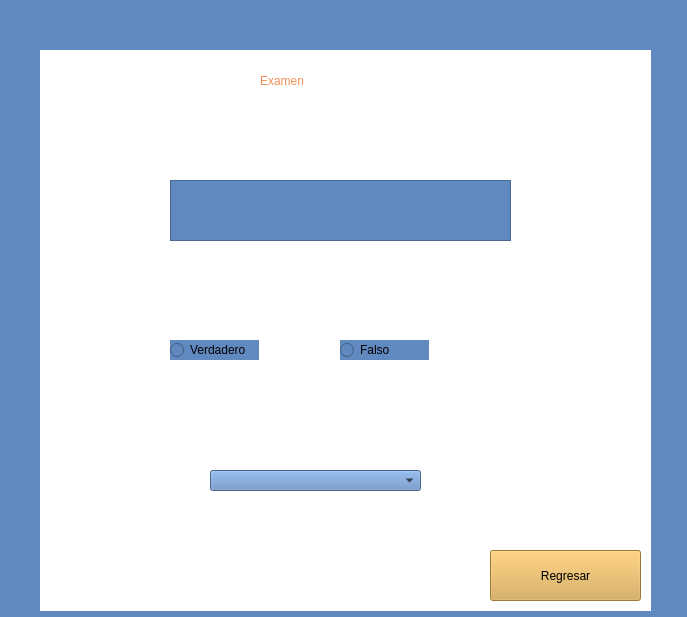
First picture: the form in AulaVirtual/examenRecopilado.ui, repository micaelCZ/AulaVirtual_VersionFinal, before the edit.
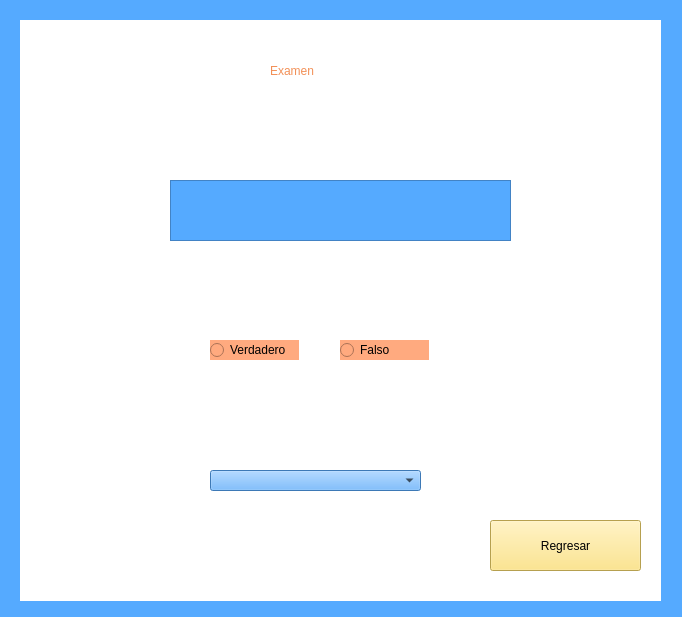
Second picture: the form after the edit.

```diff
--- a/AulaVirtual/examenRecopilado.ui
+++ b/AulaVirtual/examenRecopilado.ui
@@ -6,7 +6,7 @@
    <rect>
     <x>0</x>
     <y>0</y>
-    <width>687</width>
+    <width>682</width>
     <height>617</height>
    </rect>
   </property>
@@ -14,16 +14,16 @@
    <string>MainWindow</string>
   </property>
   <property name="styleSheet">
-   <string notr="true">background-color: rgb(96, 137, 191);</string>
+   <string notr="true">background-color: rgb(85, 170, 255);</string>
   </property>
   <widget class="QWidget" name="centralwidget">
    <widget class="QLabel" name="label">
     <property name="geometry">
      <rect>
-      <x>40</x>
-      <y>50</y>
-      <width>611</width>
-      <height>561</height>
+      <x>20</x>
+      <y>20</y>
+      <width>641</width>
+      <height>581</height>
      </rect>
     </property>
     <property name="styleSheet">
@@ -36,9 +36,9 @@
    <widget class="QLabel" name="label_2">
     <property name="geometry">
      <rect>
-      <x>260</x>
-      <y>50</y>
-      <width>181</width>
+      <x>270</x>
+      <y>40</y>
+      <width>151</width>
       <height>61</height>
      </rect>
     </property>
@@ -55,14 +55,14 @@
     <property name="geometry">
      <rect>
       <x>490</x>
-      <y>550</y>
+      <y>520</y>
       <width>151</width>
       <height>51</height>
      </rect>
     </property>
     <property name="styleSheet">
      <string notr="true">font: 700 12pt &quot;Segoe UI&quot;;
-background-color: rgb(217, 167, 74);</string>
+background-color: rgb(255, 224, 111);</string>
     </property>
     <property name="text">
      <string>Regresar</string>
@@ -81,7 +81,7 @@
    <widget class="QLabel" name="label_3">
     <property name="geometry">
      <rect>
-      <x>40</x>
+      <x>50</x>
       <y>110</y>
       <width>571</width>
       <height>61</height>
@@ -115,12 +115,15 @@
    <widget class="QRadioButton" name="radioButton">
     <property name="geometry">
      <rect>
-      <x>170</x>
+      <x>210</x>
       <y>340</y>
       <width>89</width>
       <height>20</height>
      </rect>
     </property>
+    <property name="styleSheet">
+     <string notr="true">background-color: rgb(255, 170, 127);</string>
+    </property>
     <property name="text">
      <string>Verdadero</string>
     </property>
@@ -134,6 +137,9 @@
       <height>20</height>
      </rect>
     </property>
+    <property name="styleSheet">
+     <string notr="true">background-color: rgb(255, 170, 127);</string>
+    </property>
     <property name="text">
      <string>Falso</string>
     </property>
```
